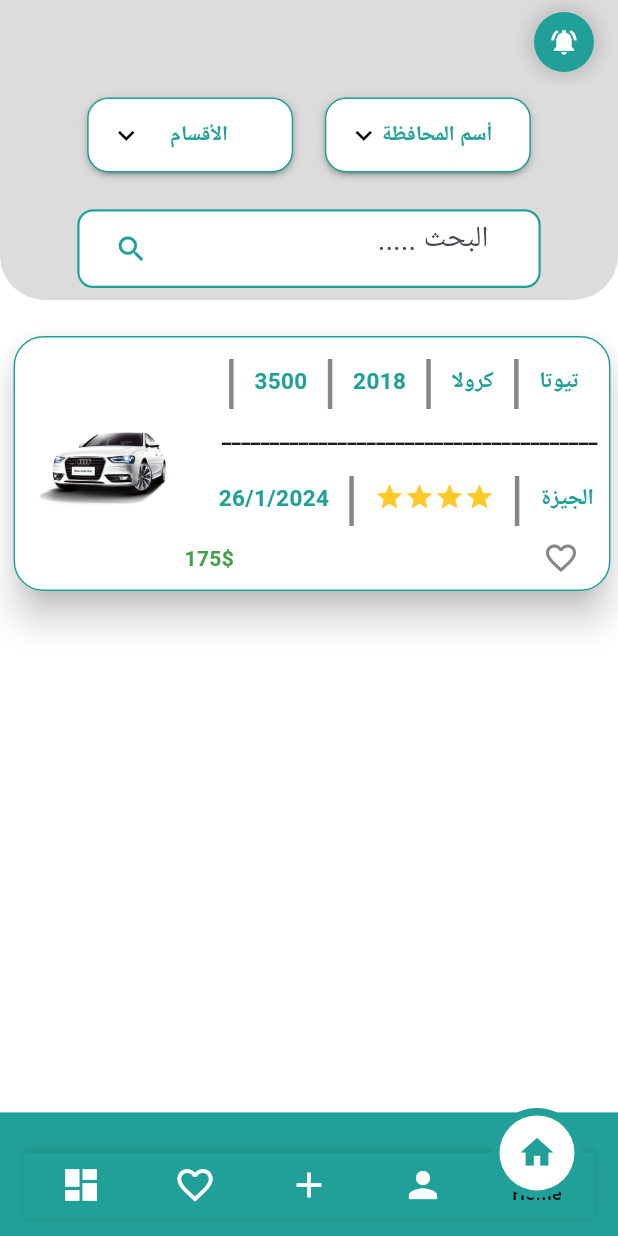
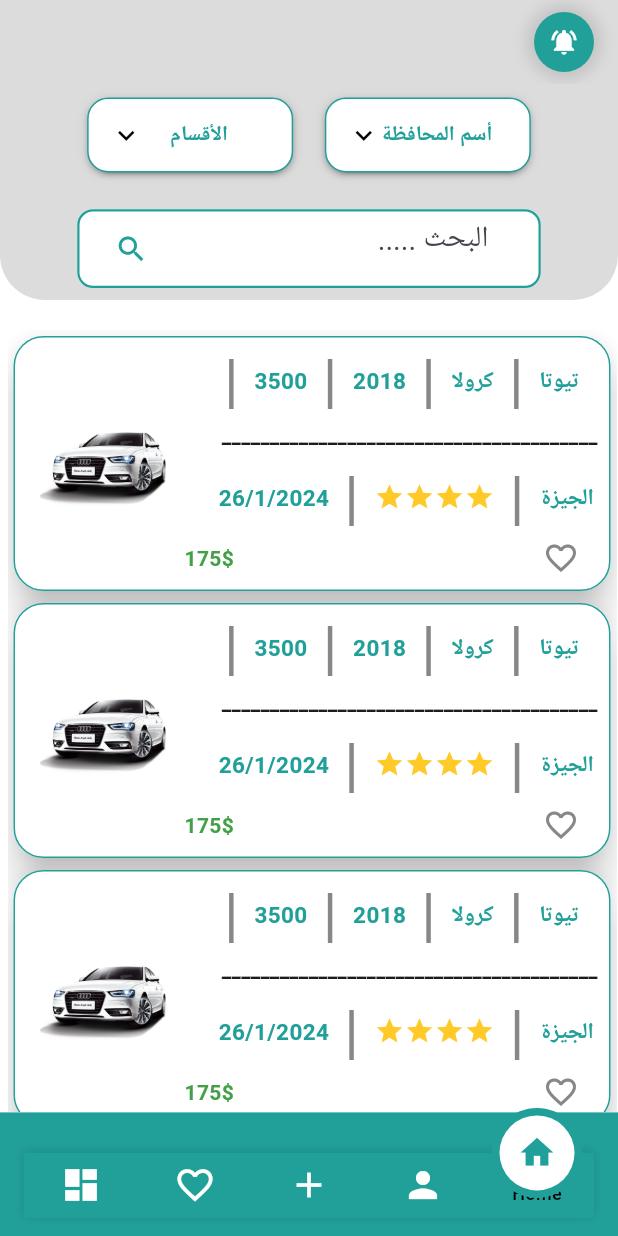
Before and after one commit to Eng-AkramShaker/App_7_Ads, a Flutter app: the screen it shows after launch, on a phone screen of 412 x 824 dp. Run offline on Flutter 3.47's test engine with Material 3 defaults, Android fonts, the phone set to English and light mode, and no system bars; drawn by our look-alikes of dropdown_button2; our stand-ins replace confetti, firebase_auth, firebase_core, flutter_svg, intl_phone_field, motion_tab_bar; missing offline and left inert: expansion_tile_group; accounts and stored records are empty.

Commit message:
add_favorite and add advertise edit

```diff
--- /dev/null
+++ b/lib/data/model/product.dart
@@ -0,0 +1,5 @@
+class Item {
+  String name;
+  double price;
+  Item(this.name, this.price);
+}
--- a/lib/main.dart
+++ b/lib/main.dart
@@ -6,6 +6,7 @@ import 'package:firebase_core/firebase_core.dart';
 import 'package:flutter/material.dart';
 import 'package:provider/provider.dart';
 import 'package:provider/single_child_widget.dart';
+import 'package:todotask/data/model/cart.dart';
 import 'package:todotask/presentation/screens/splash/splash_screen.dart';
 import 'utils/controller/home_controller.dart';
 import 'data/firebase_options.dart';
@@ -24,6 +25,7 @@ void main() async {
 
 final List<SingleChildWidget> providers = [
   ChangeNotifierProvider(create: (ctx) => Controller_Home()),
+  ChangeNotifierProvider(create: (ctx) => Cart()),
 ];
 
 class MyApp extends StatefulWidget {
--- a/lib/presentation/screens/home/widgets/home_body.dart
+++ b/lib/presentation/screens/home/widgets/home_body.dart
@@ -3,6 +3,8 @@ import 'package:flutter/material.dart';
 import 'package:flutter/widgets.dart';
 import 'package:motion_tab_bar/MotionTabBarController.dart';
 import 'package:provider/provider.dart';
+import 'package:todotask/data/model/cart.dart';
+import 'package:todotask/data/model/product.dart';
 import 'package:todotask/presentation/screens/home/widgets/custom_container.dart';
 import 'package:todotask/presentation/screens/home/widgets/drop_down.dart';
 import 'package:todotask/presentation/screens/home/widgets/search_container.dart';
@@ -38,7 +40,12 @@ class HomePageState extends State<HomePage> {
   Widget build(BuildContext context) {
     final crlHome = Provider.of<Controller_Home>(context, listen: false);
     Size size = MediaQuery.of(context).size;
-
+    List<Item> items = [
+      Item('Ultra', 250),
+      Item('30pro', 3000),
+      Item('Samsong', 270),
+      Item('hawawi', 200),
+    ];
     return SafeArea(
       child: Scaffold(
         backgroundColor: ColorManager.w_color,
@@ -122,9 +129,17 @@ class HomePageState extends State<HomePage> {
                 width: 500,
                 height: 200,
                 child: ListView.builder(
-                    itemCount: 1,
+                    itemCount: 4,
                     itemBuilder: (BuildContext context, int index) {
-                      return const ItemCard();
+                      return Consumer<Cart>(
+                        builder: (BuildContext context, value, Widget? child) {
+                          return ItemCard(
+                            ontap: () {
+                              value.add(items[index]);
+                            }, icon: Icons.favorite_border,
+                          );
+                        },
+                      );
                     }),
               ),
             ),
--- a/lib/presentation/widgets/item_card.dart
+++ b/lib/presentation/widgets/item_card.dart
@@ -1,11 +1,17 @@
 import 'package:flutter/material.dart';
+import 'package:flutter/widgets.dart';
+import 'package:provider/provider.dart';
+import 'package:todotask/data/model/cart.dart';
 import 'package:todotask/utils/constants/ColorManager.dart';
 
 class ItemCard extends StatelessWidget {
   const ItemCard({
     super.key,
+    required this.ontap,
+    required this.icon,
   });
-
+  final void Function() ontap;
+  final IconData icon;
   @override
   Widget build(BuildContext context) {
     return Card(
@@ -150,9 +156,17 @@ class ItemCard extends StatelessWidget {
                     padding: const EdgeInsets.only(right: 20.0),
                     child: Row(
                       children: [
-                        const Icon(
-                          Icons.favorite_border,
-                          color: ColorManager.grayColor,
+                        Consumer<Cart>(
+                          builder:
+                              (BuildContext context, value, Widget? child) {
+                            return GestureDetector(
+                              onTap: ontap,
+                              child: Icon(
+                                icon,
+                                color: ColorManager.grayColor,
+                              ),
+                            );
+                          },
                         ),
                         SizedBox(
                           width: .5 * MediaQuery.sizeOf(context).width,
--- a/pubspec.yaml
+++ b/pubspec.yaml
@@ -37,7 +37,7 @@ dependencies:
   cupertino_icons: ^1.0.6
 
   expansion_tile_group: ^1.2.4
-  provider: ^6.1.1
+  provider: ^6.1.2
   flutter_svg:
   confetti: ^0.7.0
   intl_phone_field: ^3.2.0
```
Also changed, not shown: lib/data/model/cart.dart (added, +30 -0 lines), lib/presentation/screens/adsense/screens/add_ads.dart (+28 -5 lines), lib/presentation/screens/adsense/widgets/adress_container.dart (+13 -6 lines), lib/presentation/screens/favourites/screens/favourites_screen.dart (+14 -29 lines), 4 other files.
